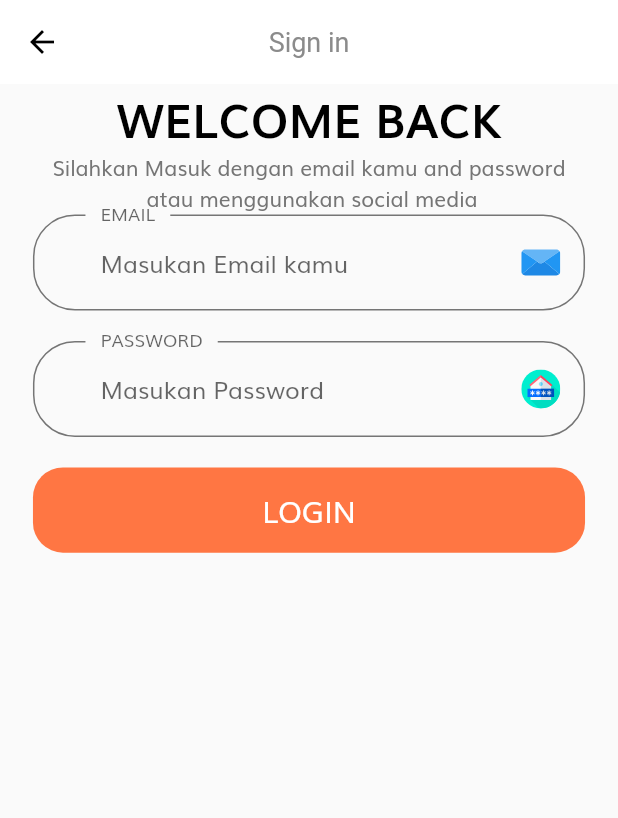
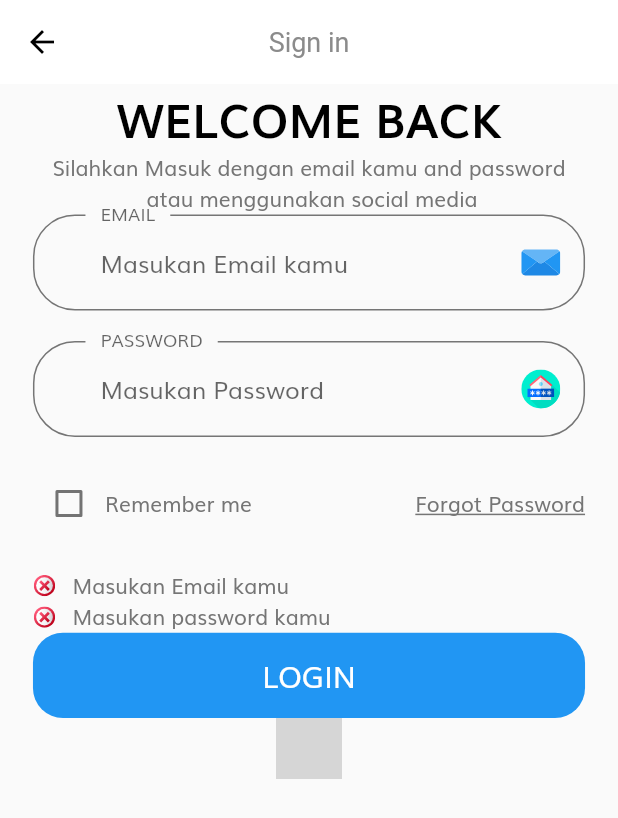
Before and after one commit to artdengun/Aplikasi_DemenBelanja, a Flutter app: the SignInScreen screen opened by its route, after a tap on "LOGIN", on a phone screen of 412 x 824 dp. Shown: the top 818 px of the screen. Run offline on Flutter 3.47's test engine with Material 2 defaults, Android fonts, the phone set to English and light mode, and no system bars; our stand-ins replace flutter_svg; grey boxes are pictures that could not be loaded.

Commit message:
Login Screen

```diff
--- /dev/null
+++ b/lib/components/form_error.dart
@@ -0,0 +1,37 @@
+import 'package:flutter/material.dart';
+import 'package:flutter_svg/svg.dart';
+
+import '../size_config.dart';
+
+class FormError extends StatelessWidget {
+  const FormError({
+    Key key,
+    @required this.errors,
+  }) : super(key: key);
+
+  final List<String> errors;
+
+  @override
+  Widget build(BuildContext context) {
+    return Column(
+      children: List.generate(
+          errors.length, (index) => formErrorText(error: errors[index])),
+    );
+  }
+}
+
+Row formErrorText({String error}) {
+  return Row(
+    children: [
+      SvgPicture.asset(
+        "assets/icons/close.svg",
+        width: getProportionateScreenWidth(14),
+        height: getProportionateScreenHeight(14),
+      ),
+      SizedBox(
+        width: getProportionateScreenWidth(10),
+      ),
+      Text(error),
+    ],
+  );
+}
--- a/lib/constants.dart
+++ b/lib/constants.dart
@@ -4,7 +4,7 @@ import 'package:flutter/material.dart';
 // warna yang sudah ditentukan ini akan kita gunakan nanti untuk
 // pewarnaan atau pemberian warna pada aplikasi yang kita buat sekarang
 
-const kPrimaryColor = Color(0xFFFF7643);
+const kPrimaryColor = Colors.blue;
 const kPimaryLightColor = Color(0XFFFFECDF);
 const kPrimaryGradientColor = LinearGradient(
   begin: Alignment.topLeft,
@@ -15,3 +15,12 @@ const kSecondaryColor = Color(0xFF979797);
 const kTextColor = Color(0xFF757575);
 
 const kAnimationDuration = Duration(microseconds: 200);
+
+// form error
+final RegExp emailValidationRegExp =
+    RegExp(r"^[a-zA-Z0-0.]+@[a-zA-Z0-9]+\.[A-Za-z]+");
+const String kEmailNullError = "Masukan Email kamu";
+const String kInvalidEmailError = "Masukan Email Kamu Dengan Benar";
+const String kPassNullError = "Masukan password kamu";
+const String kShortPassError = "Password Terlalu Pendek";
+const String kMatchPassError = "Password Tidak Cocok, Silahkan Coba lagi";
--- a/lib/screens/Sign_in/component/body.dart
+++ b/lib/screens/Sign_in/component/body.dart
@@ -1,8 +1,7 @@
-import 'package:desain_awal/components/CUstom_suffix_icons.dart';
-import 'package:desain_awal/components/default_button.dart';
-import 'package:desain_awal/constants.dart';
 import 'package:desain_awal/size_config.dart';
 import 'package:flutter/material.dart';
+import 'package:flutter_svg/svg.dart';
+import '../sign_Form.dart';
 
 class Body extends StatelessWidget {
   const Body({Key key}) : super(key: key);
@@ -29,6 +28,14 @@ class Body extends StatelessWidget {
                 textAlign: TextAlign.center,
               ),
               SignForm(),
+              Container(
+                height: getProportionateScreenHeight(40),
+                width: getProportionateScreenWidth(40),
+                decoration: BoxDecoration(
+                    color: Color(0xFFF5F6F9), shape: BoxShape.circle, ),
+
+                    child: SvgPicture.asset("assetName"),
+              ),
             ],
           ),
         ),
@@ -36,116 +43,3 @@ class Body extends StatelessWidget {
     );
   }
 }
-
-class SignForm extends StatefulWidget {
-  SignForm({Key key}) : super(key: key);
-
-  @override
-  _SignFormState createState() => _SignFormState();
-}
-
-class _SignFormState extends State<SignForm> {
-  // untuk validasi
-  final _fromKey = GlobalKey<FormState>();
-  // untuk menangkap error
-  final List<String> errors = [];
-  @override
-  Widget build(BuildContext context) {
-    return Form(
-      key: _fromKey,
-      child: Column(
-        children: [
-          buildEmailFormField(),
-          SizedBox(
-            height: getProportionateScreenHeight(20),
-          ),
-          buildPasswordFormField(),
-          SizedBox(
-            height: getProportionateScreenHeight(20),
-          ),
-          DefaultButton(
-            text: "LOGIN",
-            press: () {},
-          )
-        ],
-      ),
-    );
-  }
-
-  TextFormField buildPasswordFormField() {
-    return TextFormField(
-      validator: (value) {
-        if (value.isEmpty) {
-          setState(() {
-            errors.add("Enter Your Email");
-          });
-        }
-        return null;
-      },
-      obscureText: true,
-      decoration: InputDecoration(
-        hintText: "Masukan Password",
-        labelText: "PASSWORD",
-        floatingLabelBehavior: FloatingLabelBehavior.always,
-        // agar tulisan email berada di atas label
-        suffixIcon: CostumSuffixIcon(
-          svgIcon: "assets/icons/smart-house.svg",
-        ),
-
-        contentPadding: EdgeInsets.symmetric(horizontal: 45, vertical: 20),
-        // membuat tulisan agak menjorok horizontal atau kesamping
-        // membuat border menjadi lebih besar kebawah dengan vertical
-        enabledBorder: OutlineInputBorder(
-          borderRadius: BorderRadius.circular(28),
-          // membuat border menjadi bulat dengan point 28
-          borderSide: BorderSide(color: kTextColor),
-          // memberikan warna ketika kursos berada di email
-          gapPadding: 10,
-        ),
-        focusedBorder: OutlineInputBorder(
-          borderRadius: BorderRadius.circular(28),
-          borderSide: BorderSide(color: kTextColor),
-          gapPadding: 10,
-        ),
-      ),
-    );
-  }
-}
-
-class buildEmailFormField extends StatelessWidget {
-  const buildEmailFormField({
-    Key key,
-  }) : super(key: key);
-
-  @override
-  Widget build(BuildContext context) {
-    return TextFormField(
-      keyboardType: TextInputType.emailAddress,
-      decoration: InputDecoration(
-        hintText: "Masukan Email kamu",
-        labelText: "EMAIL",
-        floatingLabelBehavior: FloatingLabelBehavior.always,
-        // agar tulisan email berada di atas label
-        suffixIcon: CostumSuffixIcon(
-          svgIcon: "assets/icons/email.svg",
-        ),
-
-        contentPadding: EdgeInsets.symmetric(horizontal: 45, vertical: 20),
-        // membuat tulisan agak menjorok horizontal atau kesamping
-        // membuat border menjadi lebih besar kebawah dengan vertical
-        enabledBorder: OutlineInputBorder(
-          borderRadius: BorderRadius.circular(28),
-          // membuat border menjadi bulat dengan point 28
-          borderSide: BorderSide(color: kTextColor),
-          // memberikan warna ketika kursos berada di email
-          gapPadding: 10,
-        ),
-        focusedBorder: OutlineInputBorder(
-          borderRadius: BorderRadius.circular(28),
-          borderSide: BorderSide(color: kTextColor),
-          gapPadding: 10,
-        ),
-      ),
-    );
-  }
-}
--- /dev/null
+++ b/lib/screens/Sign_in/sign_Form.dart
@@ -0,0 +1,185 @@
+import 'package:desain_awal/components/CUstom_suffix_icons.dart';
+import 'package:desain_awal/components/default_button.dart';
+import 'package:desain_awal/components/form_error.dart';
+import 'package:flutter/material.dart';
+
+import '../../constants.dart';
+import '../../size_config.dart';
+
+class SignForm extends StatefulWidget {
+  SignForm({Key key}) : super(key: key);
+
+  @override
+  _SignFormState createState() => _SignFormState();
+}
+
+class _SignFormState extends State<SignForm> {
+  // untuk validasi
+  final _fromKey = GlobalKey<FormState>();
+  // untuk menangkap error
+  final List<String> errors = [];
+  String email;
+  String password;
+  bool remember = false;
+  @override
+  Widget build(BuildContext context) {
+    return Form(
+      key: _fromKey,
+      child: Column(
+        children: [
+          buildEmailFormField(),
+          SizedBox(
+            height: getProportionateScreenHeight(20),
+          ),
+          buildPasswordFormField(),
+          SizedBox(
+            height: getProportionateScreenHeight(20),
+          ),
+          Row(
+            children: [
+              Checkbox(
+                  value: false,
+                  onChanged: (value) {
+                    setState(() {
+                      remember = value;
+                    });
+                  }),
+              Text("Remember me"),
+              Spacer(),
+              Text(
+                "Forgot Password",
+                style: TextStyle(decoration: TextDecoration.underline),
+              )
+            ],
+          ),
+          SizedBox(
+            height: getProportionateScreenHeight(20),
+          ),
+          FormError(errors: errors),
+          DefaultButton(
+            text: "LOGIN",
+            press: () {
+              if (_fromKey.currentState.validate()) {
+                _fromKey.currentState.save();
+              }
+            },
+          )
+        ],
+      ),
+    );
+  }
+
+  TextFormField buildPasswordFormField() {
+    return TextFormField(
+      onSaved: (newValue) => password = newValue,
+      onChanged: (value) {
+        if (value.isNotEmpty && errors.contains(kPassNullError)) {
+          setState(() {
+            errors.remove(kPassNullError);
+          });
+        } else if (value.length >= 8 && errors.contains(kShortPassError)) {
+          setState(() {
+            errors.remove(kShortPassError);
+          });
+        }
+        return null;
+      },
+      validator: (value) {
+        if (value.isEmpty && !errors.contains(kPassNullError)) {
+          setState(() {
+            errors.add(kPassNullError);
+          });
+        } else if (value.length < 8 && !errors.contains(kShortPassError)) {
+          setState(() {
+            errors.add(kShortPassError);
+          });
+        }
+        return null;
+      },
+      obscureText: true,
+      decoration: InputDecoration(
+        hintText: "Masukan Password",
+        labelText: "PASSWORD",
+        floatingLabelBehavior: FloatingLabelBehavior.always,
+        // agar tulisan email berada di atas label
+        suffixIcon: CostumSuffixIcon(
+          svgIcon: "assets/icons/smart-house.svg",
+        ),
+
+        contentPadding: EdgeInsets.symmetric(horizontal: 45, vertical: 20),
+        // membuat tulisan agak menjorok horizontal atau kesamping
+        // membuat border menjadi lebih besar kebawah dengan vertical
+        enabledBorder: OutlineInputBorder(
+          borderRadius: BorderRadius.circular(28),
+          // membuat border menjadi bulat dengan point 28
+          borderSide: BorderSide(color: kTextColor),
+          // memberikan warna ketika kursos berada di email
+          gapPadding: 10,
+        ),
+        focusedBorder: OutlineInputBorder(
+          borderRadius: BorderRadius.circular(28),
+          borderSide: BorderSide(color: kTextColor),
+          gapPadding: 10,
+        ),
+      ),
+    );
+  }
+
+  TextFormField buildEmailFormField() {
+    return TextFormField(
+      onSaved: (newValue) => email = newValue,
+      onChanged: (value) {
+        if (value.isNotEmpty && errors.contains(kEmailNullError)) {
+          setState(() {
+            errors.remove(kEmailNullError);
+          });
+        } else if (emailValidationRegExp.hasMatch(value) &&
+            errors.contains(kInvalidEmailError)) {
+          setState(() {
+            errors.remove(kInvalidEmailError);
+          });
+        }
+        return null;
+      },
+      validator: (value) {
+        if (value.isEmpty && !errors.contains(kEmailNullError)) {
+          setState(() {
+            errors.add(kEmailNullError);
+          });
+        } else if (!emailValidationRegExp.hasMatch(value) &&
+            !errors.contains(kInvalidEmailError)) {
+          setState(() {
+            errors.add(kInvalidEmailError);
+          });
+        }
+        return null;
+      },
+      keyboardType: TextInputType.emailAddress,
+      decoration: InputDecoration(
+        hintText: "Masukan Email kamu",
+        labelText: "EMAIL",
+        floatingLabelBehavior: FloatingLabelBehavior.always,
+        // agar tulisan email berada di atas label
+        suffixIcon: CostumSuffixIcon(
+          svgIcon: "assets/icons/email.svg",
+        ),
+
+        contentPadding: EdgeInsets.symmetric(horizontal: 45, vertical: 20),
+        // membuat tulisan agak menjorok horizontal atau kesamping
+        // membuat border menjadi lebih besar kebawah dengan vertical
+        enabledBorder: OutlineInputBorder(
+          borderRadius: BorderRadius.circular(28),
+          // membuat border menjadi bulat dengan point 28
+          borderSide: BorderSide(color: kTextColor),
+          // memberikan warna ketika kursos berada di email
+          gapPadding: 10,
+        ),
+        focusedBorder: OutlineInputBorder(
+          borderRadius: BorderRadius.circular(28),
+          borderSide: BorderSide(color: kTextColor),
+          gapPadding: 10,
+        ),
+      ),
+    );
+  }
+}
--- a/lib/screens/splash/components/body.dart
+++ b/lib/screens/splash/components/body.dart
@@ -26,19 +26,23 @@ class _BodyState extends State<Body> {
 
   List<Map<String, String>> splashData = [
     {
-      "text": "WOY KOPI ROKOK ",
-      "image": "assets/images/data.png",
-    },
-    {
-      "text": "PAJEK SINI PAJEK KOPI",
+      "text":
+          "Gunakan komputer dan internet untuk mengakses perkuliahan, Mudahkan Kuliah di Pranata Indonesia",
       "image": "assets/images/data1.png",
     },
     {
-      "text": "NGUPII DULU NGUPII KOPI",
+      "text":
+          "Jadwal kuliah fleksibel ini didukung dengan akses materi yang bisa dilakukan dari mana pun dan kapan pun.",
       "image": "assets/images/data2.png",
     },
     {
-      "text": "SEBELUM PULANG NGUPII DULU ",
+      "text":
+          "Melalui media, proses pembelajaran bisa lebih menarik dan menyenangkan.",
+      "image": "assets/images/data3.png",
+    },
+    {
+      "text":
+          "Bisa dilakuan dari mana saja seperti di rumah, di kantor atau di tempat lainnya ",
       "image": "assets/images/data4.png",
     }
   ];
--- a/lib/screens/splash/components/splash_content.dart
+++ b/lib/screens/splash/components/splash_content.dart
@@ -23,7 +23,7 @@ class SplashContent extends StatelessWidget {
             children: <Widget>[
               Spacer(),
               Text(
-                "",
+                "E-LEARNING PRANATA",
                 style: TextStyle(
                     fontSize: getProportionateScreenWidth(27),
                     color: kPrimaryColor,
```
Also changed, not shown: assets/icons/close.svg (added), assets/icons/facebook.svg (added), assets/icons/google.svg (added), assets/images/data1.png, assets/images/data2.png, assets/images/data3.png, assets/images/data4.png.
